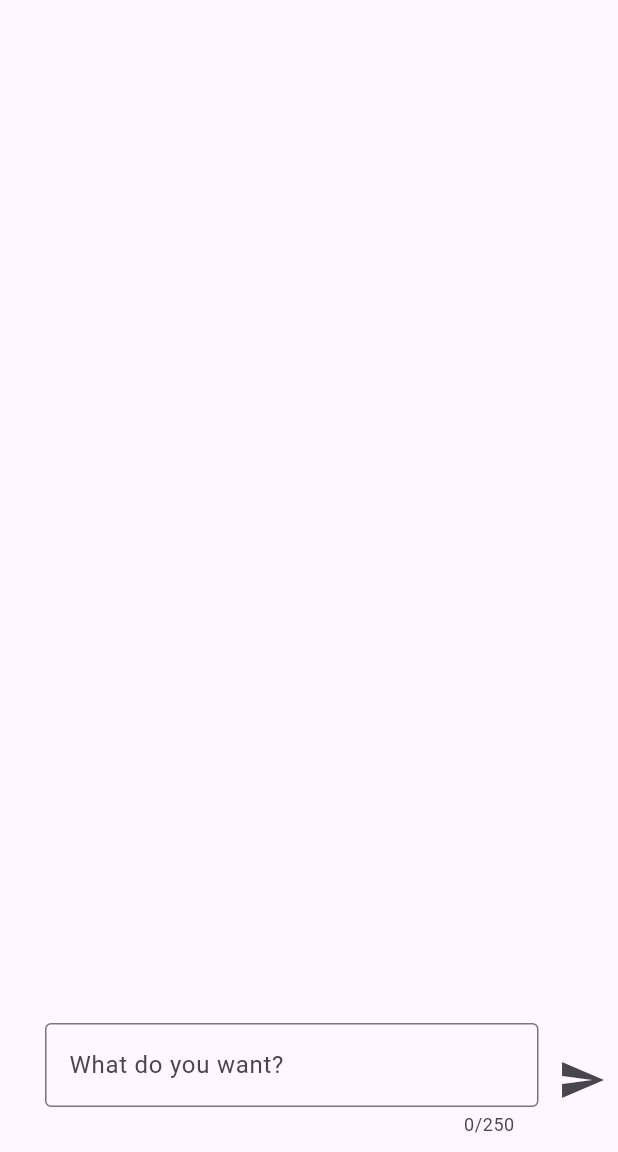
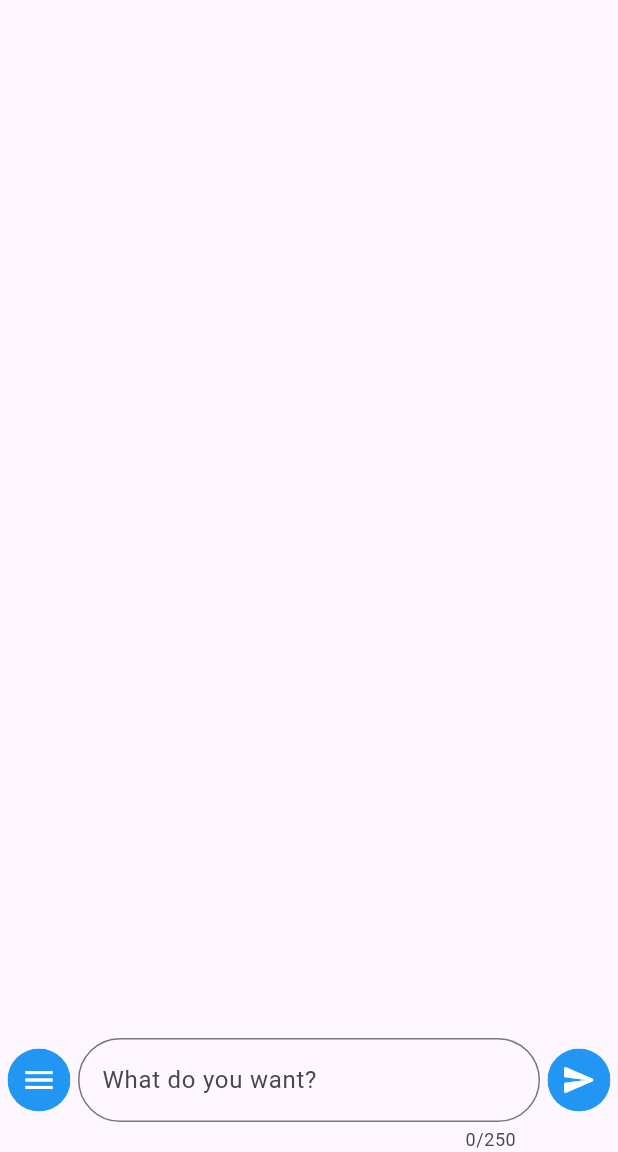
Before and after one commit to Neo2854/daxos, a Flutter app: the screen it shows after launch, on a phone screen of 412 x 824 dp, the part 84-1236 px from its top. Run offline on Flutter 3.47's test engine with Material 3 defaults, Android fonts, the phone set to English and light mode, and no system bars.

Commit message:
Added messages send button

```diff
--- a/lib/screens/home_page.dart
+++ b/lib/screens/home_page.dart
@@ -1,3 +1,4 @@
+import 'package:daxos/widgets/circular_icon_btn.dart';
 import 'package:daxos/widgets/expanding_text_field.dart';
 import 'package:daxos/widgets/message_box.dart';
 import 'package:flutter/material.dart';
@@ -42,7 +43,7 @@ class _HomePageState extends State<HomePage> {
               scrollDirection: Axis.vertical,
               itemCount: messages.length,
               itemBuilder: (BuildContext context, int index) {
-                return messages[index];
+                return messages[messages.length - index - 1];
               },
             )
           ),
@@ -51,31 +52,29 @@ class _HomePageState extends State<HomePage> {
 
           // Actions Bar
           Row(
+            crossAxisAlignment: CrossAxisAlignment.center,
             children: [
+              CircularIconBtn(
+                icon: Icons.menu,
+                onTap: () {
+
+                },
+              ),
               Expanded(
-                child: Padding(
-                  padding: EdgeInsets.only(
-                    left: 30,
-                    top: 10,
-                    bottom: 10,
-                    right: 5
-                  ),
-                  child: ExpandingTextField(
-                    controller: controller
-                  ),
+                child: ExpandingTextField(
+                  controller: controller
                 ),
               ),
-              Center(
-                child: IconButton(
-                  icon: Icon(Icons.send),
-                  iconSize: 32,
-                  onPressed: isLocked ? null : () {
-                    setState(() {
-                      messages.insert(0, MessageBox(controller.text));
-                      controller.clear();
-                    });
-                  }
-                ),
+              CircularIconBtn(
+                icon: Icons.send_rounded,
+                onTap: () {
+                  if(controller.text.trim().isEmpty) return;
+
+                  setState(() {
+                    messages.add(MessageBox(controller.text));
+                    controller.clear();
+                  });
+                },
               )
             ],
           ),
--- /dev/null
+++ b/lib/widgets/circular_icon_btn.dart
@@ -0,0 +1,34 @@
+import 'package:flutter/material.dart';
+
+class CircularIconBtn extends StatelessWidget {
+  const CircularIconBtn({super.key, required this.icon, this.onTap});
+
+  final IconData icon;
+  final VoidCallback? onTap;
+
+  @override
+  Widget build(BuildContext context) {
+    return Padding(
+      padding: EdgeInsets.symmetric(horizontal: 5, vertical: 5),
+      child: Column(
+        children: [
+          ClipOval(
+            child: Material(
+              color: Colors.blue, // button color
+              child: InkWell(
+                splashColor: Colors.white, // splash color
+                onTap: onTap,
+                child: SizedBox(
+                  width: 42,
+                  height: 42,
+                  child: Icon(icon, color: Colors.white),
+                ),
+              ),
+            ),
+          ),
+          SizedBox(height: 20,)
+        ],
+      ),
+    );
+  }
+}
--- a/lib/widgets/expanding_text_field.dart
+++ b/lib/widgets/expanding_text_field.dart
@@ -17,7 +17,9 @@ class ExpandingTextField extends StatelessWidget {
         textInputAction: TextInputAction.newline,
         decoration: const InputDecoration(
           hintText: "What do you want?",
-          border: OutlineInputBorder()
+          border: OutlineInputBorder(
+            borderRadius: BorderRadius.all(Radius.circular(30))
+          )
         ),
       ),
     );
```
Also changed, not shown: 1 other file.
